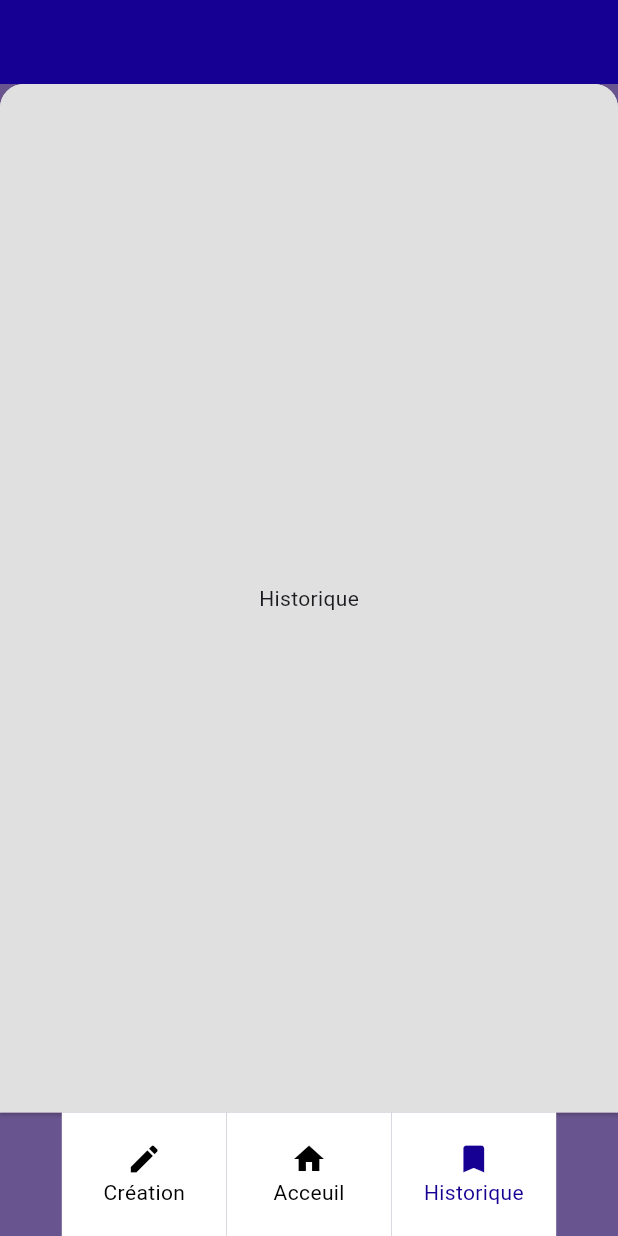
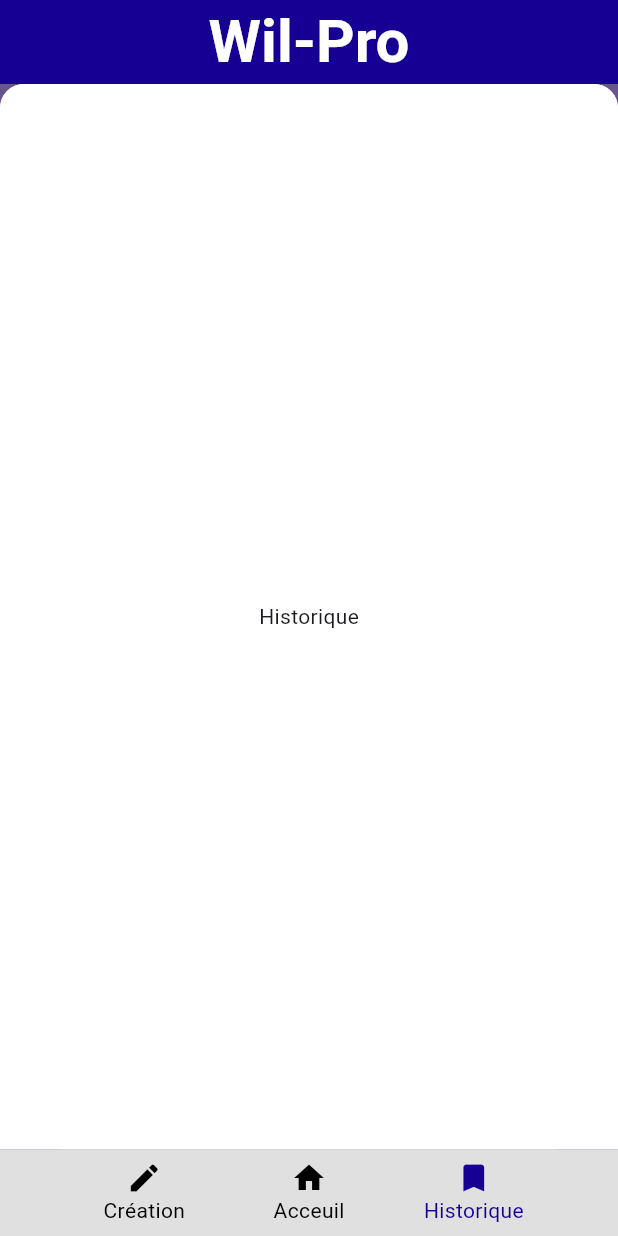
Before and after one commit to WrokSon/wilpro, a Flutter app: the screen it shows after launch, item 3 of the bottom bar chosen, on a phone screen of 412 x 824 dp. Run offline on Flutter 3.47's test engine with Material 3 defaults, Android fonts, the phone set to English and light mode, and no system bars; drawn by our look-alikes of backdrop; our stand-ins replace flutter_map, latlong2.

Commit message:
debut page d'acceuil

```diff
--- a/wilpro/lib/main.dart
+++ b/wilpro/lib/main.dart
@@ -17,7 +17,7 @@ class MyApp extends StatelessWidget {
         colorScheme: ColorScheme.fromSeed(seedColor: Colors.deepPurple),
         useMaterial3: true,
       ),
-      home: SectionPage(),
+      home: const SectionPage(),
     );
   }
 }
--- a/wilpro/lib/ui/composants/my_colors.dart
+++ b/wilpro/lib/ui/composants/my_colors.dart
@@ -5,4 +5,5 @@ class MyColors {
   static const blue = Color.fromARGB(255, 22, 0, 148);
   static const black = Colors.black;
   static const white = Colors.white;
+  static const backgroundNavBar = Color.fromARGB(255, 224, 224, 224);
 }
--- a/wilpro/lib/ui/composants/my_nav_bar.dart
+++ b/wilpro/lib/ui/composants/my_nav_bar.dart
@@ -10,7 +10,7 @@ class MyNavBar extends StatefulWidget {
 }
 
 class _MyNavBar extends State<MyNavBar> {
-  int _selectedIndex = 0;
+  int _selectedIndex = 1;
 
   _changeView(int index) {
     _selectedIndex = index;
@@ -29,7 +29,7 @@ class _MyNavBar extends State<MyNavBar> {
           _changeView(index);
         },
         child: Container(
-          color: MyColors.white,
+          color: MyColors.backgroundNavBar,
           child: Column(
             mainAxisAlignment: MainAxisAlignment.center,
             children: [
@@ -42,7 +42,7 @@ class _MyNavBar extends State<MyNavBar> {
                           color:
                               _selectedIndex == index ? selected : unselected),
                     )
-                  : SizedBox(),
+                  : const SizedBox(),
             ],
           ),
         ),
@@ -57,7 +57,8 @@ class _MyNavBar extends State<MyNavBar> {
         MediaQuery.of(context).size.width;
     return Container(
       padding: EdgeInsets.symmetric(horizontal: deviceWidth(context) * 0.1),
-      height: screenHeight * 0.1,
+      height: screenHeight * 0.07,
+      color: MyColors.backgroundNavBar,
       child: Row(
         mainAxisAlignment: MainAxisAlignment.spaceBetween,
         children: [
--- /dev/null
+++ b/wilpro/lib/ui/composants/my_widgets.dart
@@ -0,0 +1,39 @@
+import 'package:flutter/material.dart';
+
+class MyWidgets {
+  // button
+  static Widget button({
+    required String text,
+    required void Function() onTap,
+    double height = 60,
+    double width = 200,
+  }) {
+    return SizedBox(
+      height: height,
+      width: width,
+      child: ElevatedButton(
+        onPressed: onTap,
+        child: Text(
+          text,
+          style: const TextStyle(color: Colors.white),
+        ),
+      ),
+    );
+  }
+
+  // text
+  static Widget text(
+      {required String text,
+      double size = 17,
+      bool isBold = true,
+      Color color = Colors.black}) {
+    return Text(
+      text,
+      style: TextStyle(
+        fontWeight: isBold ? FontWeight.bold : FontWeight.normal,
+        fontSize: size,
+        color: color,
+      ),
+    );
+  }
+}
--- a/wilpro/lib/ui/page/section_page.dart
+++ b/wilpro/lib/ui/page/section_page.dart
@@ -2,6 +2,7 @@ import 'package:flutter/material.dart';
 import 'package:backdrop/backdrop.dart';
 import 'package:wilpro/ui/composants/my_colors.dart';
 import 'package:wilpro/ui/composants/my_nav_bar.dart';
+import 'package:wilpro/ui/composants/my_widgets.dart';
 import 'package:wilpro/ui/page/sections/creation_section.dart';
 import 'package:wilpro/ui/page/sections/history_section.dart';
 import 'package:wilpro/ui/page/sections/home_section.dart';
@@ -16,20 +17,22 @@ class SectionPage extends StatefulWidget {
 class _SectionPage extends State<SectionPage> {
   int indexSection = 1; // index de la page
 
-  void _onDestinationSelected(int index) {
-    setState(() {
-      indexSection = index; // changement de la page
-    });
-  }
-
   @override
   Widget build(BuildContext context) {
     return BackdropScaffold(
       appBar: BackdropAppBar(
+        title: MyWidgets.text(
+            text: "Wil-Pro", isBold: true, size: 40, color: MyColors.white),
+        centerTitle: true,
         actions: [
           indexSection == 1
-              ? IconButton(onPressed: () {}, icon: Icon(Icons.settings))
-              : SizedBox()
+              ? IconButton(
+                  onPressed: () {},
+                  icon: const Icon(
+                    Icons.settings,
+                    color: MyColors.black,
+                  ))
+              : const SizedBox()
         ],
         automaticallyImplyLeading: false,
         backgroundColor: MyColors.blue,
@@ -40,28 +43,17 @@ class _SectionPage extends State<SectionPage> {
         ),
       ),
       frontLayer: [
-        CreationSection(),
-        HomeSection(),
-        HistorySection(),
+        const CreationSection(),
+        const HomeSection(),
+        const HistorySection(),
       ][indexSection],
-      // faire son nav bar
       bottomNavigationBar: MyNavBar(
         action: (value) {
           setState(() {
             indexSection = value;
           });
         },
-      ) /*NavigationBar(
-        selectedIndex: indexSection,
-        onDestinationSelected: _onDestinationSelected,
-        destinations: [
-          NavigationDestination(icon: Icon(Icons.adb_sharp), label: "Création"),
-          NavigationDestination(icon: Icon(Icons.home), label: "Accueil"),
-          NavigationDestination(
-              icon: Icon(Icons.bookmark), label: "Historique"),
-        ],
-      )*/
-      ,
+      ),
     );
   }
 }
--- a/wilpro/lib/ui/page/sections/creation_section.dart
+++ b/wilpro/lib/ui/page/sections/creation_section.dart
@@ -12,8 +12,8 @@ class _CreationSection extends State<CreationSection> {
   @override
   Widget build(BuildContext context) {
     return Container(
-      color: MyColors.background,
-      child: Center(
+      color: MyColors.white,
+      child: const Center(
         child: Text("Creation"),
       ),
     );
--- a/wilpro/lib/ui/page/sections/history_section.dart
+++ b/wilpro/lib/ui/page/sections/history_section.dart
@@ -12,8 +12,8 @@ class _HistorySection extends State<HistorySection> {
   @override
   Widget build(BuildContext context) {
     return Container(
-      color: MyColors.background,
-      child: Center(
+      color: MyColors.white,
+      child: const Center(
         child: Text("Historique"),
       ),
     );
--- a/wilpro/pubspec.yaml
+++ b/wilpro/pubspec.yaml
@@ -36,6 +36,8 @@ dependencies:
   # Use with the CupertinoIcons class for iOS style icons.
   cupertino_icons: ^1.0.8
   backdrop: ^0.9.1
+  flutter_map: ^7.0.2
+  latlong2: ^0.9.1
 
 dev_dependencies:
   flutter_test:
```
Also changed, not shown: wilpro/lib/ui/composants/my_map.dart (added, +51 -0 lines), wilpro/lib/ui/page/sections/home_section.dart (+48 -3 lines), wilpro/pubspec.lock.
